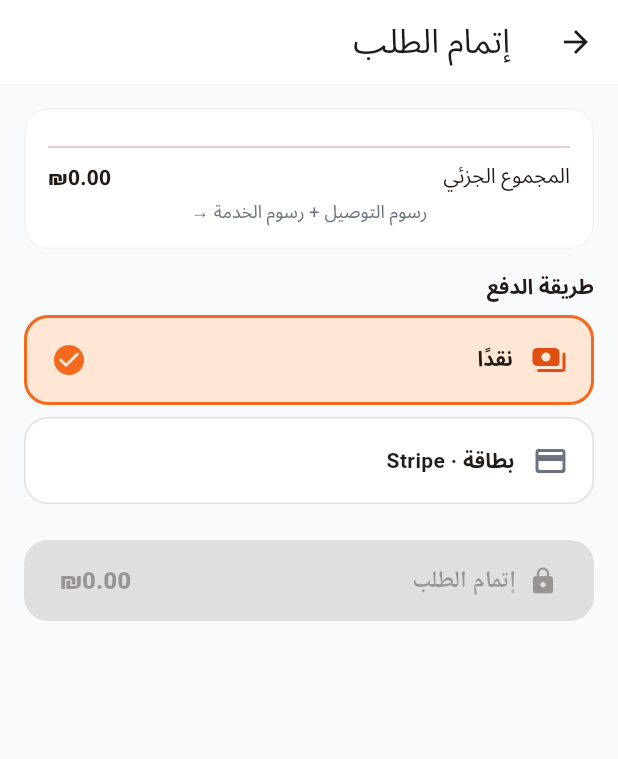
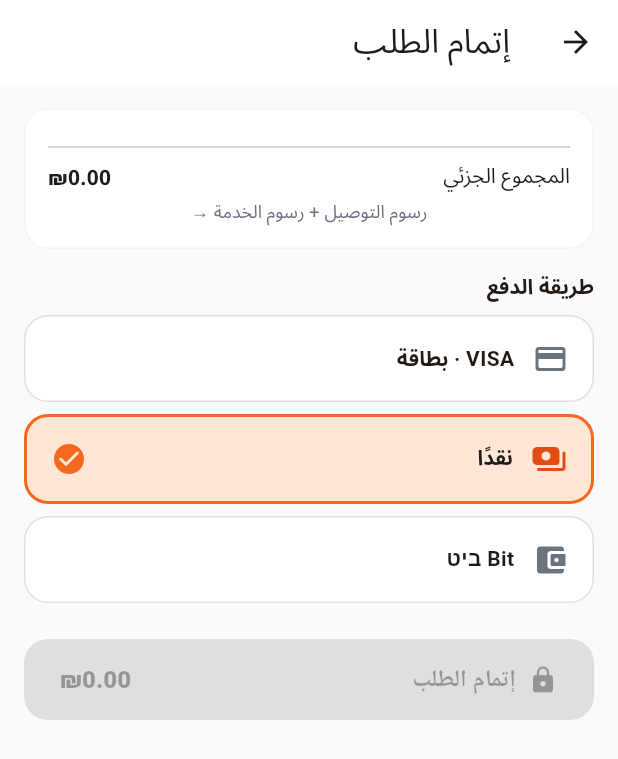
Before and after one commit to matrix09876/Dyar-Pro, a Flutter app: the CheckoutScreen screen opened directly, on a phone screen of 412 x 824 dp. Shown: the top 759 px of the screen. Run offline on Flutter 3.47's test engine with Material 3 defaults, Android fonts, the phone set to English and light mode, and no system bars; our stand-ins replace cloud_firestore, cloud_functions, firebase_auth, firebase_core, firebase_messaging, flutter_riverpod and 2 more; accounts and stored records are empty; Roboto replaces fonts that are missing (Noto Sans Arabic).

Commit message:
checkout: owner payment methods VISA/CASH/BIT; full-stack verification green
Payment options now match the owner's decision (VISA card, cash, Bit)
with trilingual labels; order payment.method supports 'bit'. Verified
end-to-end after all changes: dashboard build, Cloud Functions build,
and all three Flutter apps analyze clean (0 errors) and build for web.

https://claude.ai/code/session_011fRshCdm6ET5fxDRGsTi5r

```diff
--- a/apps/user/lib/screens/checkout_screen.dart
+++ b/apps/user/lib/screens/checkout_screen.dart
@@ -104,6 +104,14 @@ class _CheckoutScreenState extends ConsumerState<CheckoutScreen> {
           Text(s('payment'),
               style: const TextStyle(fontWeight: FontWeight.w800)),
           const SizedBox(height: 8),
+          // طرق الدفع المعتمدة: VISA · CASH · BIT (قرار المالك)
+          _PayOption(
+            icon: LucideIcons.creditCard,
+            label: 'VISA · ${s('payCard')}',
+            selected: _method == 'card',
+            onTap: () => setState(() => _method = 'card'),
+          ),
+          const SizedBox(height: 8),
           _PayOption(
             icon: LucideIcons.banknote,
             label: s('payCash'),
@@ -112,10 +120,10 @@ class _CheckoutScreenState extends ConsumerState<CheckoutScreen> {
           ),
           const SizedBox(height: 8),
           _PayOption(
-            icon: LucideIcons.creditCard,
-            label: '${s('payCard')} · Stripe',
-            selected: _method == 'card',
-            onTap: () => setState(() => _method = 'card'),
+            icon: LucideIcons.wallet,
+            label: s('payBit'),
+            selected: _method == 'bit',
+            onTap: () => setState(() => _method = 'bit'),
           ),
           const SizedBox(height: 24),
 
--- a/packages/dyar_core/lib/src/i18n/strings.dart
+++ b/packages/dyar_core/lib/src/i18n/strings.dart
@@ -48,6 +48,7 @@ class S {
     'discount': ['الخصم', 'הנחה', 'Discount'],
     'payment': ['طريقة الدفع', 'אמצעי תשלום', 'Payment method'],
     'payCash': ['نقدًا', 'מזומן', 'Cash'],
+    'payBit': ['Bit ביט', 'ביט Bit', 'Bit'],
     'payCard': ['بطاقة', 'כרטיס', 'Card'],
     'wallet': ['المحفظة', 'ארנק', 'Wallet'],
     'orderPlaced': ['تم إرسال طلبك!', 'ההזמנה נשלחה!', 'Order placed!'],
```
